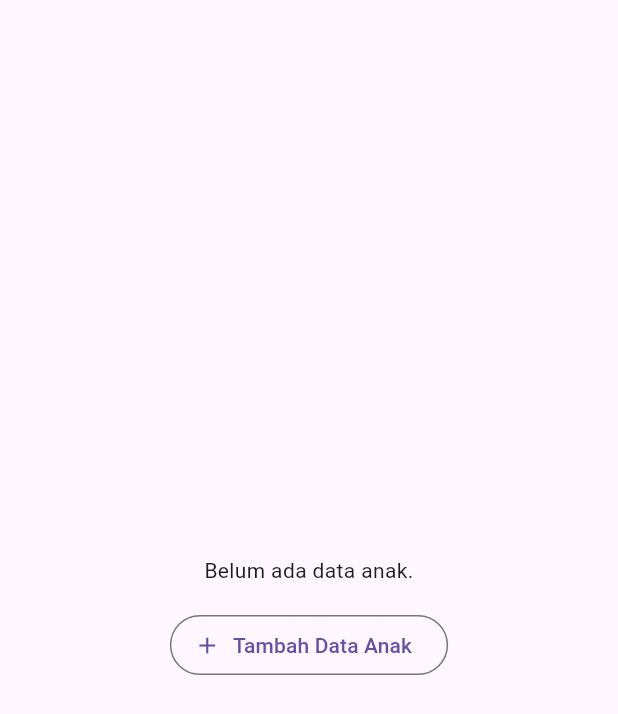
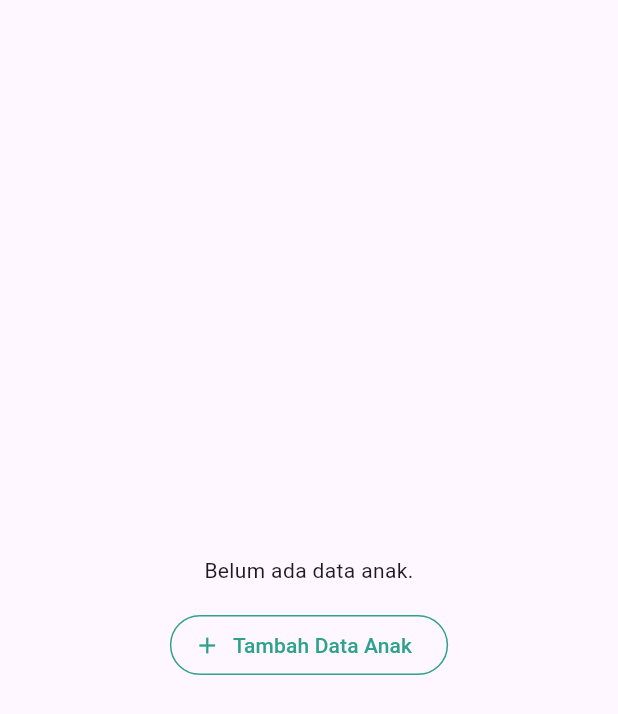
Before and after one commit to haekalhusain/medikidz, a Flutter app: the _DataAnakTab widget shown alone on an empty page, opened directly, on a phone screen of 412 x 824 dp. Shown: the top 714 px of the screen. Run offline on Flutter 3.47's test engine with Material 3 defaults, Android fonts, the phone set to English and light mode, and no system bars; our stand-ins replace cloud_firestore, firebase_auth, firebase_core, firebase_messaging, flutter_image_compress, flutter_local_notifications and 3 more; missing offline and left inert: imgbb; accounts and stored records are empty.

Commit message:
akun saya

```diff
--- a/lib/views/user/profile/akun_saya_page.dart
+++ b/lib/views/user/profile/akun_saya_page.dart
@@ -9,6 +9,7 @@ import '../../../services/firestore_service.dart';
 import '../../../services/notifikasi_service.dart';
 import '../../../utils/date_formatter.dart';
 import '../anak/tambah_anak_user_page.dart';
+import '../widgets/user_header.dart';
 
 class AkunSayaPage extends StatefulWidget {
   const AkunSayaPage({super.key});
@@ -20,12 +21,54 @@ class AkunSayaPage extends StatefulWidget {
 class _AkunSayaPageState extends State<AkunSayaPage> {
   int _tabIndex = 0; // 0 = Data Personal, 1 = Data Anak
 
+  static const Color primaryTeal = Color(0xFF2FA28D);
+
   @override
   Widget build(BuildContext context) {
     return Scaffold(
-      appBar: AppBar(title: const Text('Akun Saya')),
-      body: Padding(
-        padding: const EdgeInsets.all(20),
+      backgroundColor: Colors.white,
+      appBar: buildUserTopBar(context), // Menggunakan AppBar/Header dari user_header.dart
+      body: SafeArea(
+        child: Column(
+          children: [
+            // Custom Back Button & Judul Halaman
+            Padding(
+              padding: const EdgeInsets.only(left: 16, right: 16, top: 12, bottom: 12),
+              child: Row(
+                children: [
+                  InkWell(
+                    onTap: () => Navigator.of(context).pop(),
+                    borderRadius: BorderRadius.circular(20),
+                    child: Container(
+                      width: 36,
+                      height: 36,
+                      decoration: const BoxDecoration(
+                        color: Color(0xFFF2F2F2),
+                        shape: BoxShape.circle,
+                      ),
+                      child: const Icon(
+                        Icons.arrow_back,
+                        color: Colors.black,
+                        size: 20,
+                      ),
+                    ),
+                  ),
+                  const SizedBox(width: 16),
+                  const Text(
+                    'Akun Saya',
+                    style: TextStyle(
+                      fontSize: 18,
+                      fontWeight: FontWeight.bold,
+                      color: Colors.black,
+                    ),
+                  ),
+                ],
+              ),
+            ),
+
+            Expanded(
+              child: Padding(
+                padding: const EdgeInsets.symmetric(horizontal: 20),
                 child: Column(
                   children: [
                     _buildPillToggle(),
@@ -38,37 +81,45 @@ class _AkunSayaPageState extends State<AkunSayaPage> {
                   ],
                 ),
               ),
+            ),
+          ],
+        ),
+      ),
     );
   }
 
   Widget _buildPillToggle() {
-    return Row(
+    return Container(
+      decoration: BoxDecoration(
+        borderRadius: BorderRadius.circular(30),
+        border: Border.all(color: primaryTeal, width: 1.2),
+      ),
+      child: Row(
         children: [
           Expanded(child: _pillButton('Data personal', 0)),
-        const SizedBox(width: 10),
           Expanded(child: _pillButton('Data Anak', 1)),
         ],
+      ),
     );
   }
 
   Widget _pillButton(String label, int index) {
     final selected = _tabIndex == index;
-    return InkWell(
+    return GestureDetector(
       onTap: () => setState(() => _tabIndex = index),
-      borderRadius: BorderRadius.circular(24),
       child: Container(
-        padding: const EdgeInsets.symmetric(vertical: 12),
+        padding: const EdgeInsets.symmetric(vertical: 10),
         decoration: BoxDecoration(
-          color: selected ? Colors.teal : Colors.white,
-          borderRadius: BorderRadius.circular(24),
-          border: Border.all(color: Colors.teal),
+          color: selected ? primaryTeal : Colors.transparent,
+          borderRadius: BorderRadius.circular(30),
         ),
         child: Text(
           label,
           textAlign: TextAlign.center,
           style: TextStyle(
-            color: selected ? Colors.white : Colors.teal,
+            color: selected ? Colors.white : primaryTeal,
             fontWeight: FontWeight.w600,
+            fontSize: 14,
           ),
         ),
       ),
@@ -88,6 +139,8 @@ class _DataPersonalTabState extends State<_DataPersonalTab> {
   final _noHpController = TextEditingController();
   final _emailController = TextEditingController();
   final _alamatController = TextEditingController();
+
+  static const Color primaryTeal = Color(0xFF2FA28D);
 
   final _penggunaService = FirestoreService<Pengguna>(
     collectionPath: 'tb_pengguna',
@@ -174,41 +227,56 @@ class _DataPersonalTabState extends State<_DataPersonalTab> {
 
   @override
   Widget build(BuildContext context) {
-    if (_isLoading) return const Center(child: CircularProgressIndicator());
+    if (_isLoading) {
+      return const Center(
+        child: CircularProgressIndicator(color: primaryTeal),
+      );
+    }
 
     return ListView(
+      physics: const BouncingScrollPhysics(),
       children: [
-        const Text('Nama', style: TextStyle(fontWeight: FontWeight.w600)),
-        const SizedBox(height: 6),
+        const Text(
+          'Nama',
+          style: TextStyle(fontWeight: FontWeight.bold, fontSize: 14),
+        ),
+        const SizedBox(height: 8),
         _FieldBox(controller: _namaController),
-        const SizedBox(height: 16),
-        const Text('No.Telp', style: TextStyle(fontWeight: FontWeight.w600)),
-        const SizedBox(height: 6),
+        const SizedBox(height: 18),
+        const Text(
+          'No.Telp',
+          style: TextStyle(fontWeight: FontWeight.bold, fontSize: 14),
+        ),
+        const SizedBox(height: 8),
         _FieldBox(
           controller: _noHpController,
           keyboardType: TextInputType.phone,
         ),
-        const SizedBox(height: 16),
+        const SizedBox(height: 18),
         const Text(
-          'E-Mail (opsional)',
-          style: TextStyle(fontWeight: FontWeight.w600),
+          'E-Mail',
+          style: TextStyle(fontWeight: FontWeight.bold, fontSize: 14),
         ),
-        const SizedBox(height: 6),
+        const SizedBox(height: 8),
         _FieldBox(
           controller: _emailController,
           keyboardType: TextInputType.emailAddress,
         ),
-        const SizedBox(height: 16),
-        const Text('Alamat', style: TextStyle(fontWeight: FontWeight.w600)),
-        const SizedBox(height: 6),
+        const SizedBox(height: 18),
+        const Text(
+          'Alamat',
+          style: TextStyle(fontWeight: FontWeight.bold, fontSize: 14),
+        ),
+        const SizedBox(height: 8),
         _FieldBox(controller: _alamatController),
         const SizedBox(height: 28),
         SizedBox(
           width: double.infinity,
-          height: 50,
+          height: 48,
           child: ElevatedButton(
             style: ElevatedButton.styleFrom(
-              backgroundColor: Colors.teal,
+              backgroundColor: primaryTeal,
+              elevation: 0,
               shape: RoundedRectangleBorder(
                 borderRadius: BorderRadius.circular(24),
               ),
@@ -225,10 +293,15 @@ class _DataPersonalTabState extends State<_DataPersonalTab> {
                   )
                 : const Text(
                     'Selesai',
-                    style: TextStyle(color: Colors.white, fontSize: 16),
+                    style: TextStyle(
+                      color: Colors.white,
+                      fontSize: 16,
+                      fontWeight: FontWeight.bold,
                     ),
                   ),
           ),
+        ),
+        const SizedBox(height: 20),
       ],
     );
   }
@@ -250,6 +323,8 @@ class _DataAnakTabState extends State<_DataAnakTab> {
   int _selectedIndex = 0;
   String? _loadedForAnakId;
   bool _isSaving = false;
+
+  static const Color primaryTeal = Color(0xFF2FA28D);
 
   @override
   void dispose() {
@@ -320,6 +395,13 @@ class _DataAnakTabState extends State<_DataAnakTab> {
               const Text('Belum ada data anak.', textAlign: TextAlign.center),
               const SizedBox(height: 16),
               OutlinedButton.icon(
+                style: OutlinedButton.styleFrom(
+                  foregroundColor: primaryTeal,
+                  side: const BorderSide(color: primaryTeal),
+                  shape: RoundedRectangleBorder(
+                    borderRadius: BorderRadius.circular(24),
+                  ),
+                ),
                 onPressed: () => Navigator.of(context).push(
                   MaterialPageRoute(builder: (_) => const TambahAnakUserPage()),
                 ),
@@ -336,16 +418,17 @@ class _DataAnakTabState extends State<_DataAnakTab> {
       _populateFrom(anak);
 
       return ListView(
+        physics: const BouncingScrollPhysics(),
         children: [
           Row(
             children: [
               Container(
                 padding: const EdgeInsets.symmetric(
-                  horizontal: 14,
+                  horizontal: 16,
                   vertical: 8,
                 ),
                 decoration: BoxDecoration(
-                  color: Colors.teal,
+                  color: primaryTeal,
                   borderRadius: BorderRadius.circular(20),
                 ),
                 child: Text(
@@ -353,32 +436,57 @@ class _DataAnakTabState extends State<_DataAnakTab> {
                   style: const TextStyle(
                     color: Colors.white,
                     fontWeight: FontWeight.w600,
+                    fontSize: 13,
                   ),
                 ),
               ),
               const Spacer(),
+
+              // Dropdown disesuaikan dengan Gambar 2
               Container(
+                height: 36,
+                padding: const EdgeInsets.symmetric(horizontal: 12),
                 decoration: BoxDecoration(
-                  border: Border.all(color: Colors.teal),
-                  borderRadius: BorderRadius.circular(20),
+                  color: primaryTeal,
+                  borderRadius: BorderRadius.circular(10),
                 ),
-                padding: const EdgeInsets.symmetric(horizontal: 10),
                 child: DropdownButtonHideUnderline(
                   child: DropdownButton<int>(
                     value: _selectedIndex,
-                    icon: const Icon(Icons.arrow_drop_down, color: Colors.teal),
+                    icon: const Icon(
+                      Icons.keyboard_arrow_down,
+                      color: Colors.white,
+                    ),
+                    dropdownColor: Colors.white,
+                    selectedItemBuilder: (BuildContext context) {
+                      return anakSaya.map<Widget>((Anak item) {
+                        final nama = item.namaAnak.split(' ').first;
+                        return Container(
+                          alignment: Alignment.centerLeft,
+                          child: Text(
+                            nama,
                             style: const TextStyle(
-                      color: Colors.teal,
+                              color: Colors.white,
                               fontWeight: FontWeight.w600,
+                              fontSize: 13,
                             ),
+                          ),
+                        );
+                      }).toList();
+                    },
                     items: List.generate(
                       anakSaya.length,
                       (i) => DropdownMenuItem(
                         value: i,
                         child: Text(
-                          anakSaya[i].namaAnak.length > 14
-                              ? '${anakSaya[i].namaAnak.substring(0, 14)}...'
+                          anakSaya[i].namaAnak.length > 15
+                              ? '${anakSaya[i].namaAnak.substring(0, 15)}...'
                               : anakSaya[i].namaAnak,
+                          style: const TextStyle(
+                            color: primaryTeal,
+                            fontWeight: FontWeight.w500,
+                            fontSize: 13,
+                          ),
                         ),
                       ),
                     ),
@@ -392,66 +500,74 @@ class _DataAnakTabState extends State<_DataAnakTab> {
           const SizedBox(height: 20),
           const Text(
             'Nama Anak',
-            style: TextStyle(fontWeight: FontWeight.w600),
+            style: TextStyle(fontWeight: FontWeight.bold, fontSize: 14),
           ),
-          const SizedBox(height: 6),
+          const SizedBox(height: 8),
           _FieldBox(controller: _namaAnakController),
-          const SizedBox(height: 16),
+          const SizedBox(height: 18),
           const Text(
             'Tanggal Lahir',
-            style: TextStyle(fontWeight: FontWeight.w600),
+            style: TextStyle(fontWeight: FontWeight.bold, fontSize: 14),
           ),
-          const SizedBox(height: 6),
+          const SizedBox(height: 8),
           InkWell(
             onTap: _pickDate,
+            borderRadius: BorderRadius.circular(24),
             child: Container(
               width: double.infinity,
-              padding: const EdgeInsets.symmetric(horizontal: 14, vertical: 14),
+              padding: const EdgeInsets.symmetric(horizontal: 16, vertical: 14),
               decoration: BoxDecoration(
-                color: Colors.grey.shade100,
-                borderRadius: BorderRadius.circular(12),
+                color: const Color(0xFFF9F9F9),
+                borderRadius: BorderRadius.circular(24),
+                border: Border.all(color: const Color(0xFFE5E5E5)),
               ),
               child: Text(
                 _tanggalLahir == null
                     ? 'Pilih tanggal'
                     : formatTanggal(_tanggalLahir!),
+                style: const TextStyle(fontSize: 14, color: Colors.black87),
               ),
             ),
           ),
-          const SizedBox(height: 16),
+          const SizedBox(height: 18),
           const Text(
             'Jenis Kelamin',
-            style: TextStyle(fontWeight: FontWeight.w600),
+            style: TextStyle(fontWeight: FontWeight.bold, fontSize: 14),
           ),
-          const SizedBox(height: 6),
+          const SizedBox(height: 8),
           Container(
-            padding: const EdgeInsets.symmetric(horizontal: 14),
+            padding: const EdgeInsets.symmetric(horizontal: 16),
             decoration: BoxDecoration(
-              color: Colors.grey.shade100,
-              borderRadius: BorderRadius.circular(12),
+              color: const Color(0xFFF9F9F9),
+              borderRadius: BorderRadius.circular(24),
+              border: Border.all(color: const Color(0xFFE5E5E5)),
             ),
             child: DropdownButtonHideUnderline(
               child: DropdownButton<String>(
                 value: _jenisKelamin,
                 isExpanded: true,
-                items: [
+                icon: const Icon(
+                  Icons.keyboard_arrow_down,
+                  color: Colors.black,
+                ),
+                items: const [
                   DropdownMenuItem(
                     value: 'laki-laki',
                     child: Row(
-                      children: const [
-                        Icon(Icons.male, color: Colors.blue, size: 20),
+                      children: [
+                        Icon(Icons.male, color: Colors.lightBlue, size: 20),
                         SizedBox(width: 8),
-                        Text('Laki-laki'),
+                        Text('Laki-laki', style: TextStyle(fontSize: 14)),
                       ],
                     ),
                   ),
                   DropdownMenuItem(
                     value: 'perempuan',
                     child: Row(
-                      children: const [
-                        Icon(Icons.female, color: Colors.pink, size: 20),
+                      children: [
+                        Icon(Icons.female, color: Colors.pinkAccent, size: 20),
                         SizedBox(width: 8),
-                        Text('Perempuan'),
+                        Text('Perempuan', style: TextStyle(fontSize: 14)),
                       ],
                     ),
                   ),
@@ -461,21 +577,24 @@ class _DataAnakTabState extends State<_DataAnakTab> {
               ),
             ),
           ),
-          const SizedBox(height: 16),
-          const Text('NIK', style: TextStyle(fontWeight: FontWeight.w600)),
-          const SizedBox(height: 6),
+          const SizedBox(height: 18),
+          const Text(
+            'NIK',
+            style: TextStyle(fontWeight: FontWeight.bold, fontSize: 14),
+          ),
+          const SizedBox(height: 8),
           _FieldBox(
             controller: _nikController,
             keyboardType: TextInputType.number,
           ),
-          const SizedBox(height: 20),
+          const SizedBox(height: 24),
           SizedBox(
             width: double.infinity,
             height: 48,
-            child: OutlinedButton.icon(
+            child: OutlinedButton(
               style: OutlinedButton.styleFrom(
-                foregroundColor: Colors.teal,
-                side: const BorderSide(color: Colors.teal),
+                foregroundColor: primaryTeal,
+                side: const BorderSide(color: primaryTeal, width: 1.2),
                 shape: RoundedRectangleBorder(
                   borderRadius: BorderRadius.circular(24),
                 ),
@@ -483,17 +602,24 @@ class _DataAnakTabState extends State<_DataAnakTab> {
               onPressed: () => Navigator.of(context).push(
                 MaterialPageRoute(builder: (_) => const TambahAnakUserPage()),
               ),
-              icon: const Icon(Icons.add),
-              label: const Text('Tambah Data Anak'),
+              child: const Text(
+                '+Tambah Data Anak',
+                style: TextStyle(
+                  fontSize: 15,
+                  fontWeight: FontWeight.bold,
+                  color: primaryTeal,
+                ),
+              ),
             ),
           ),
           const SizedBox(height: 12),
           SizedBox(
             width: double.infinity,
-            height: 50,
+            height: 48,
             child: ElevatedButton(
               style: ElevatedButton.styleFrom(
-                backgroundColor: Colors.teal,
+                backgroundColor: primaryTeal,
+                elevation: 0,
                 shape: RoundedRectangleBorder(
                   borderRadius: BorderRadius.circular(24),
                 ),
@@ -510,10 +636,15 @@ class _DataAnakTabState extends State<_DataAnakTab> {
                     )
                   : const Text(
                       'Selesai',
-                      style: TextStyle(color: Colors.white, fontSize: 16),
+                      style: TextStyle(
+                        color: Colors.white,
+                        fontSize: 16,
+                        fontWeight: FontWeight.bold,
                       ),
                     ),
             ),
+          ),
+          const SizedBox(height: 20),
         ],
       );
     });
@@ -531,16 +662,21 @@ class _FieldBox extends StatelessWidget {
     return TextField(
       controller: controller,
       keyboardType: keyboardType,
+      style: const TextStyle(fontSize: 14, color: Colors.black87),
       decoration: InputDecoration(
         filled: true,
-        fillColor: Colors.grey.shade100,
-        border: OutlineInputBorder(
-          borderRadius: BorderRadius.circular(12),
-          borderSide: BorderSide.none,
+        fillColor: const Color(0xFFF9F9F9),
+        contentPadding: const EdgeInsets.symmetric(
+          horizontal: 18,
+          vertical: 14,
         ),
-        contentPadding: const EdgeInsets.symmetric(
-          horizontal: 14,
-          vertical: 14,
+        enabledBorder: OutlineInputBorder(
+          borderRadius: BorderRadius.circular(24),
+          borderSide: const BorderSide(color: Color(0xFFE5E5E5)),
+        ),
+        focusedBorder: OutlineInputBorder(
+          borderRadius: BorderRadius.circular(24),
+          borderSide: const BorderSide(color: Color(0xFF2FA28D)),
         ),
       ),
     );
```
Lines whose indentation alone changed are shown as unchanged.
